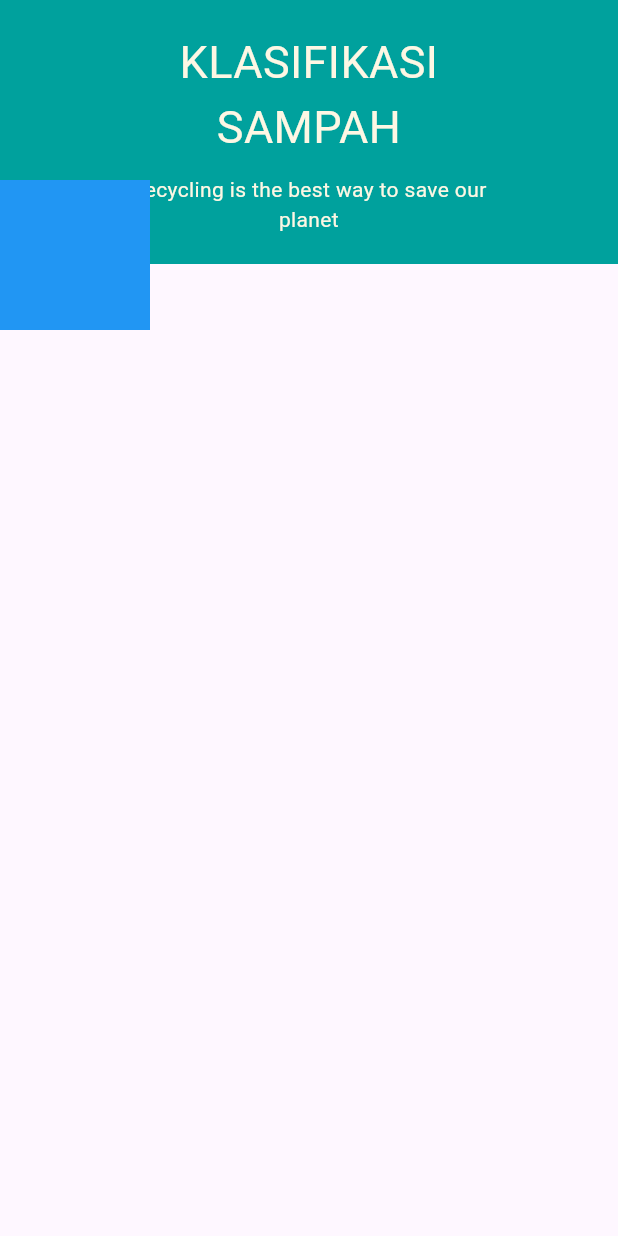
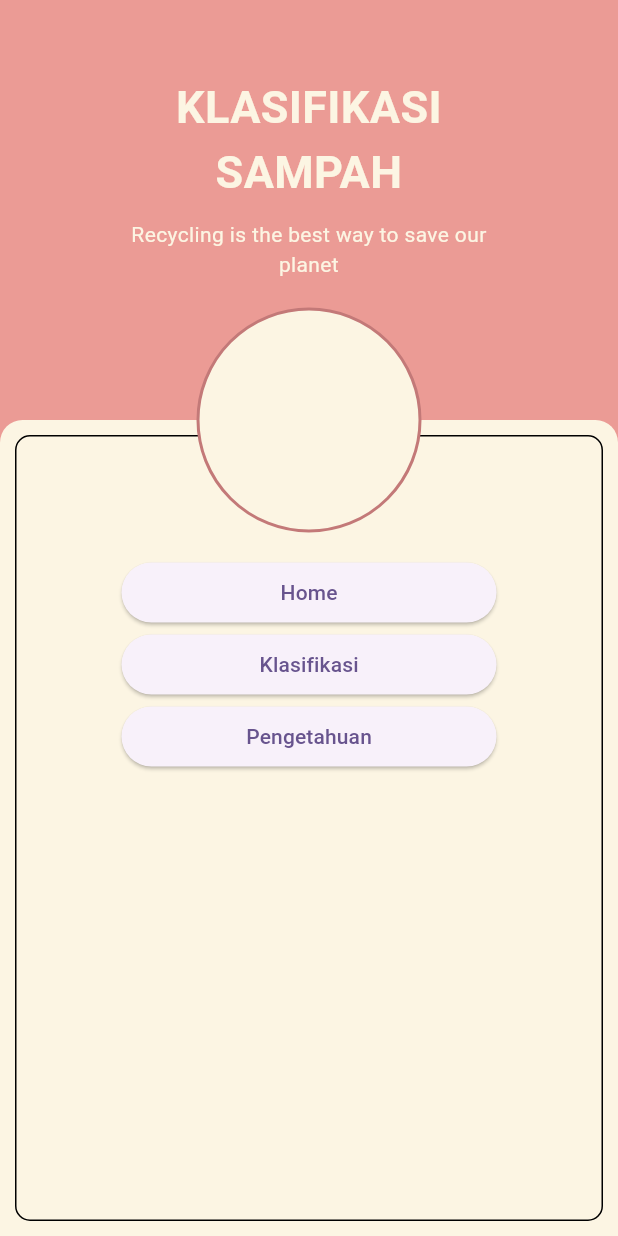
Before and after one commit to mohammadzarkasi/flutter-keris-smart, a Flutter app: the screen it shows after launch, on a phone screen of 412 x 824 dp. Run offline on Flutter 3.47's test engine with Material 2 defaults, Android fonts, the phone set to English and light mode, and no system bars.

Commit message:
perbaiki tampilan homepage bagian bawah

```diff
--- a/lib/main.dart
+++ b/lib/main.dart
@@ -35,6 +35,14 @@ class MyHomePage extends StatefulWidget {
 class _MyHomePageState extends State<MyHomePage> {
   @override
   Widget build(BuildContext context) {
+    var size = MediaQuery.of(context).size;
+    var mediaPadding = MediaQuery.of(context).padding;
+    var height = size.height;
+    var width = size.width;
+    var mediaPaddingTop = mediaPadding.top;
+
+    var headerHeight = 280.0;
+
     return Scaffold(
       // appBar: AppBar(
       //   backgroundColor: Theme.of(context).colorScheme.inversePrimary,
@@ -45,24 +53,102 @@ class _MyHomePageState extends State<MyHomePage> {
             Container(
               height: double.infinity,
               width: double.infinity,
+              color: MyColors.color1,
             ),
-            Column(
+            SingleChildScrollView(
+              child: Column(
                 mainAxisSize: MainAxisSize.min,
                 children: [
-                Container(
+                  _buildHeader(height: headerHeight),
+                  _buildBody(height: height - headerHeight - mediaPaddingTop),
+                ],
+              ),
+            ),
+            Positioned(
+              top: headerHeight - 75,
+              left: (width / 2) - 75,
+              child: Container(
+                decoration: BoxDecoration(
+                  color: MyColors.color2,
+                  borderRadius: BorderRadius.circular(100),
+                  border: Border.all(
+                    color: MyColors.color3,
+                    width: 2,
+                  ),
+                ),
+                width: 150,
+                height: 150,
+              ),
+            ),
+          ],
+        ),
+      ),
+    );
+  }
+
+  Widget _buildBody({required double height}) {
+    return Container(
+      height: height,
       width: double.infinity,
       decoration: BoxDecoration(
-                    color: MyColors.color1,
+        color: MyColors.color2,
+        // borderRadius: BorderRadius.circular(15),
+        borderRadius: BorderRadius.only(
+          topLeft: Radius.circular(15),
+          topRight: Radius.circular(15),
+        ),
+      ),
+      padding: EdgeInsets.all(10),
+      child: Container(
+        decoration: BoxDecoration(
+          border: Border.all(),
+          borderRadius: BorderRadius.circular(10),
         ),
         child: Column(
+          mainAxisSize: MainAxisSize.min,
           children: [
-                      SizedBox(height: 20),
+            SizedBox(height: 80),
+            Container(
+              width: 250,
+              child: ElevatedButton(
+                onPressed: () {},
+                child: Text('Home'),
+              ),
+            ),
+            Container(
+              width: 250,
+              child: ElevatedButton(
+                onPressed: () {},
+                child: Text('Klasifikasi'),
+              ),
+            ),
+            Container(
+              width: 250,
+              child: ElevatedButton(
+                onPressed: () {},
+                child: Text('Pengetahuan'),
+              ),
+            ),
+          ],
+        ),
+      ),
+    );
+  }
+
+  Widget _buildHeader({required double height}) {
+    return Container(
+      width: double.infinity,
+      height: height,
+      child: Column(
+        children: [
+          SizedBox(height: 50),
           Text(
             'KLASIFIKASI\nSAMPAH',
             textAlign: TextAlign.center,
             style: TextStyle(
               color: MyColors.color2,
               fontSize: 30,
+              fontWeight: FontWeight.bold,
             ),
           ),
           SizedBox(height: 10),
@@ -73,24 +159,8 @@ class _MyHomePageState extends State<MyHomePage> {
               color: MyColors.color2,
             ),
           ),
-                      SizedBox(height: 20),
+          // SizedBox(height: 80),
         ],
-                  ),
-                ),
-              ],
-            ),
-            Positioned(
-              top: 120,
-              // width: 200,
-              // height: 200,
-              child: Container(
-                color: Colors.blue,
-                width: 100,
-                height: 100,
-              ),
-            ),
-          ],
-        ),
       ),
     );
   }
--- a/lib/mycolors.dart
+++ b/lib/mycolors.dart
@@ -1,6 +1,7 @@
 import 'package:flutter/material.dart';
 
 class MyColors {
-  static const color1 = Color.fromARGB(255, 0, 161, 157);
-  static const color2 = Color.fromARGB(255, 253, 247, 228);
+  static const color1 = Color.fromARGB(255, 235, 155, 149);
+  static const color2 = Color.fromARGB(255, 252, 245, 227);
+  static const color3 = Color.fromARGB(255, 195, 121, 120);
 }
```
Lines whose indentation alone changed are shown as unchanged.
